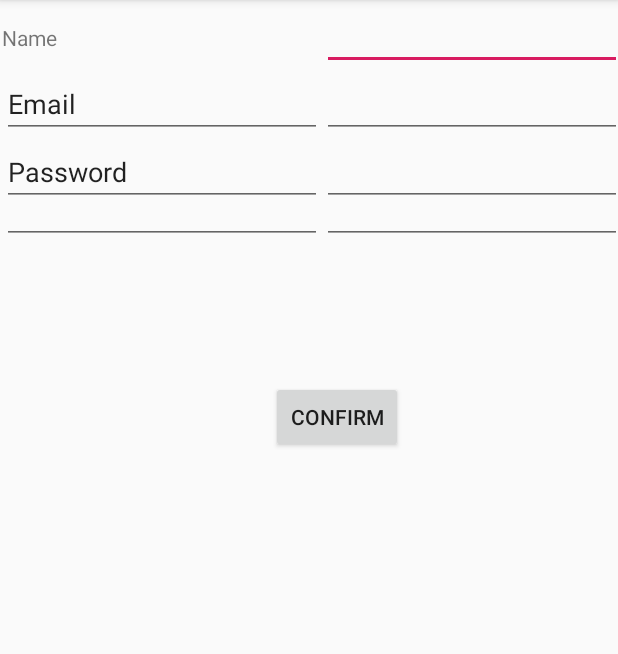
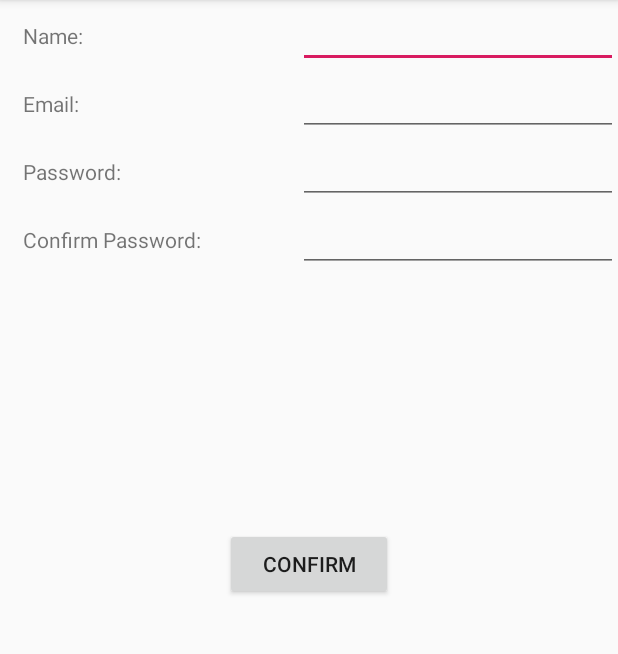
Before and after one commit to ShakeelAlibhai/CIS3515_Project2, an Android app: the screen it shows after launch (FormActivity), on a phone screen of 412 x 824 dp, the part 84-738 px from its top. Run offline under Robolectric (Android 15) with nearby library versions, the phone set to English and light mode, and no system bars.

Commit message:
Update labels & layout of views

```diff
--- a/app/src/main/res/layout/activity_form.xml
+++ b/app/src/main/res/layout/activity_form.xml
@@ -8,12 +8,11 @@
 
     <TableLayout
         android:id="@+id/tableLayout"
-        android:layout_width="409dp"
-        android:layout_height="161dp"
-        android:layout_marginStart="1dp"
-        android:layout_marginTop="1dp"
-        app:layout_constraintStart_toStartOf="parent"
-        app:layout_constraintTop_toTopOf="parent">
+        android:layout_width="0dp"
+        android:layout_height="200dp"
+        android:layout_marginBottom="152dp"
+        app:layout_constraintBottom_toTopOf="@+id/button"
+        app:layout_constraintEnd_toEndOf="parent">
 
         <TableRow
             android:layout_width="match_parent"
@@ -23,12 +22,13 @@
                 android:id="@+id/nameLabel"
                 android:layout_width="wrap_content"
                 android:layout_height="wrap_content"
-                android:text="Name" />
+                android:text="Name:" />
 
             <EditText
                 android:id="@+id/nameField"
                 android:layout_width="wrap_content"
                 android:layout_height="wrap_content"
+                android:autofillHints=""
                 android:ems="10"
                 android:inputType="textPersonName" />
         </TableRow>
@@ -37,13 +37,11 @@
             android:layout_width="match_parent"
             android:layout_height="match_parent">
 
-            <EditText
-                android:id="@+id/emailLabel"
+            <TextView
+                android:id="@+id/textView2"
                 android:layout_width="wrap_content"
                 android:layout_height="wrap_content"
-                android:ems="10"
-                android:inputType="textPersonName"
-                android:text="Email" />
+                android:text="Email:" />
 
             <EditText
                 android:id="@+id/emailField"
@@ -58,13 +56,11 @@
             android:layout_width="match_parent"
             android:layout_height="match_parent">
 
-            <EditText
-                android:id="@+id/passwordLabel"
-                android:layout_width="wrap_content"
+            <TextView
+                android:id="@+id/textView3"
+                android:layout_width="183dp"
                 android:layout_height="wrap_content"
-                android:ems="10"
-                android:inputType="textPersonName"
-                android:text="Password" />
+                android:text="Password:" />
 
             <EditText
                 android:id="@+id/passwordField"
@@ -79,14 +75,11 @@
             android:layout_width="match_parent"
             android:layout_height="match_parent">
 
-            <EditText
-                android:id="@+id/confirmLabel"
+            <TextView
+                android:id="@+id/textView4"
                 android:layout_width="wrap_content"
                 android:layout_height="wrap_content"
-                android:autofillHints=""
-                android:ems="10"
-                android:inputType="textPersonName"
-                android:text="Confirm Password" />
+                android:text="Confirm Password:" />
 
             <EditText
                 android:id="@+id/confirmField"
@@ -101,13 +94,14 @@
 
     <Button
         android:id="@+id/button"
-        android:layout_width="wrap_content"
+        android:layout_width="0dp"
         android:layout_height="wrap_content"
-        android:layout_marginStart="180dp"
-        android:layout_marginTop="91dp"
-        android:layout_marginEnd="143dp"
+        android:layout_marginStart="150dp"
+        android:layout_marginTop="152dp"
+        android:layout_marginEnd="150dp"
         android:text="Confirm"
         app:layout_constraintEnd_toEndOf="parent"
+        app:layout_constraintHorizontal_bias="0.0"
         app:layout_constraintStart_toStartOf="parent"
         app:layout_constraintTop_toBottomOf="@+id/tableLayout" />
 
```
